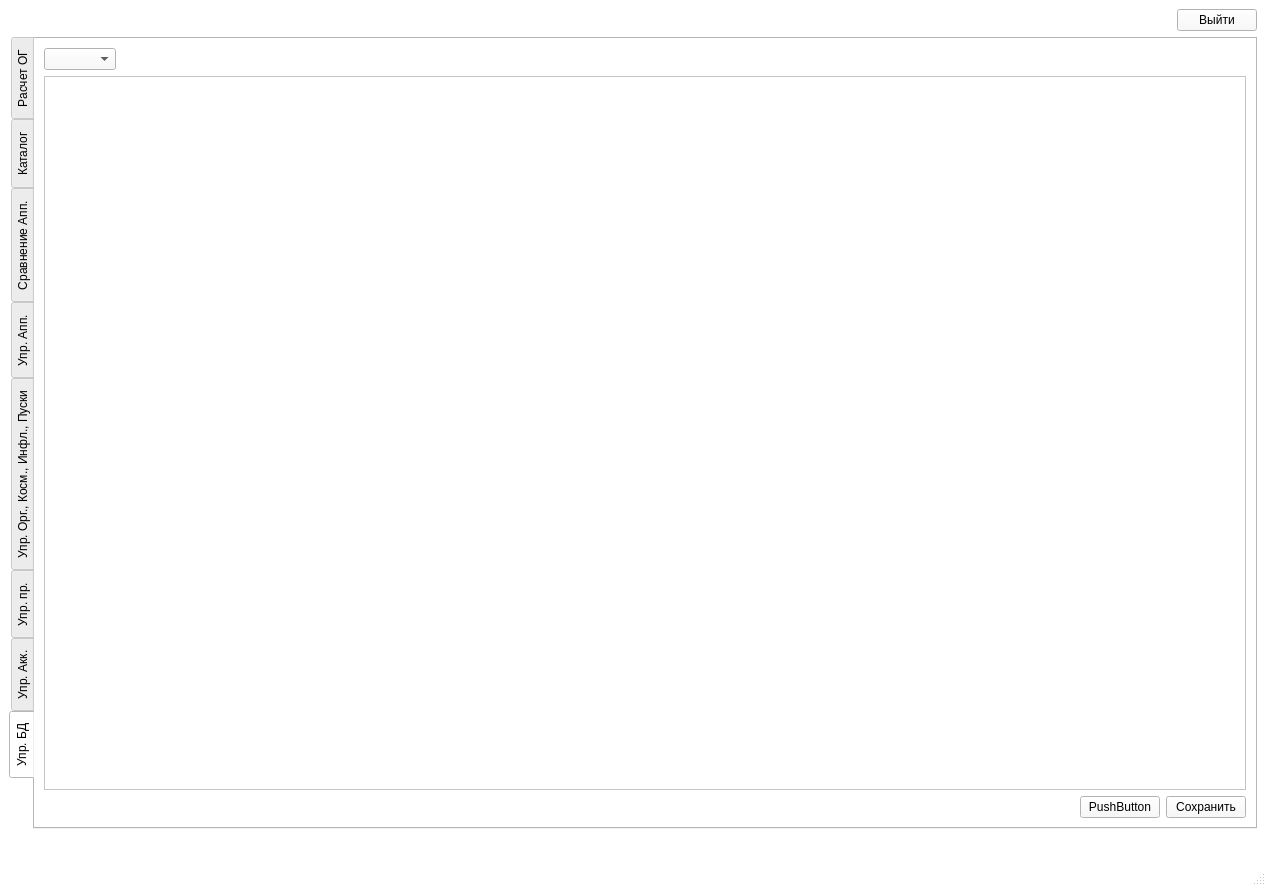
Above: mainwindow.ui from egor0665/VKBR before the change. Below: the same form after it.
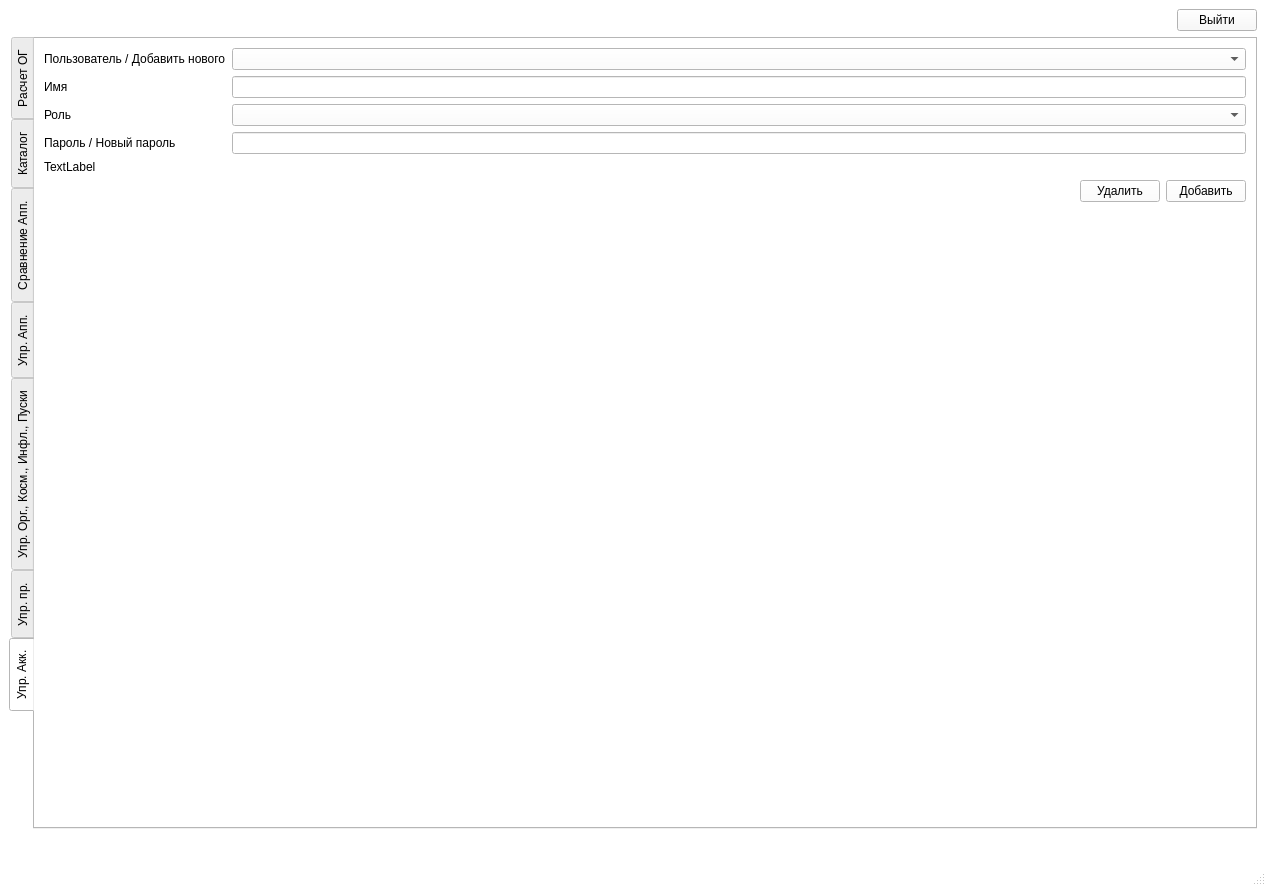
That is the form after the change. The open tabs and pages were chosen to show the change. Custom widgets are drawn as their Qt base class.

Patch:
```diff
--- a/mainwindow.ui
+++ b/mainwindow.ui
@@ -2215,81 +2215,6 @@
           </item>
          </layout>
         </widget>
-        <widget class="QWidget" name="tab_5">
-         <attribute name="title">
-          <string>Упр. БД</string>
-         </attribute>
-         <layout class="QVBoxLayout" name="verticalLayout_15">
-          <item>
-           <layout class="QVBoxLayout" name="verticalLayout_14">
-            <item>
-             <layout class="QHBoxLayout" name="horizontalLayout_12">
-              <item>
-               <widget class="QComboBox" name="comboBox_3">
-                <property name="styleSheet">
-                 <string notr="true">background-color: rgb(249, 249, 249)</string>
-                </property>
-               </widget>
-              </item>
-              <item>
-               <spacer name="horizontalSpacer_11">
-                <property name="orientation">
-                 <enum>Qt::Horizontal</enum>
-                </property>
-                <property name="sizeHint" stdset="0">
-                 <size>
-                  <width>40</width>
-                  <height>20</height>
-                 </size>
-                </property>
-               </spacer>
-              </item>
-             </layout>
-            </item>
-            <item>
-             <widget class="QTableWidget" name="tableWidget_6"/>
-            </item>
-            <item>
-             <layout class="QHBoxLayout" name="horizontalLayout_13">
-              <item>
-               <spacer name="horizontalSpacer_13">
-                <property name="orientation">
-                 <enum>Qt::Horizontal</enum>
-                </property>
-                <property name="sizeHint" stdset="0">
-                 <size>
-                  <width>40</width>
-                  <height>20</height>
-                 </size>
-                </property>
-               </spacer>
-              </item>
-              <item>
-               <widget class="QPushButton" name="pushButton_7">
-                <property name="styleSheet">
-                 <string notr="true">background-color: rgb(249, 249, 249)</string>
-                </property>
-                <property name="text">
-                 <string>PushButton</string>
-                </property>
-               </widget>
-              </item>
-              <item>
-               <widget class="QPushButton" name="pushButton_8">
-                <property name="styleSheet">
-                 <string notr="true">background-color: rgb(249, 249, 249)</string>
-                </property>
-                <property name="text">
-                 <string>Сохранить</string>
-                </property>
-               </widget>
-              </item>
-             </layout>
-            </item>
-           </layout>
-          </item>
-         </layout>
-        </widget>
        </widget>
       </item>
       <item>
```
Left out of the diff: 2 changed lines with no effect on the pictures.
